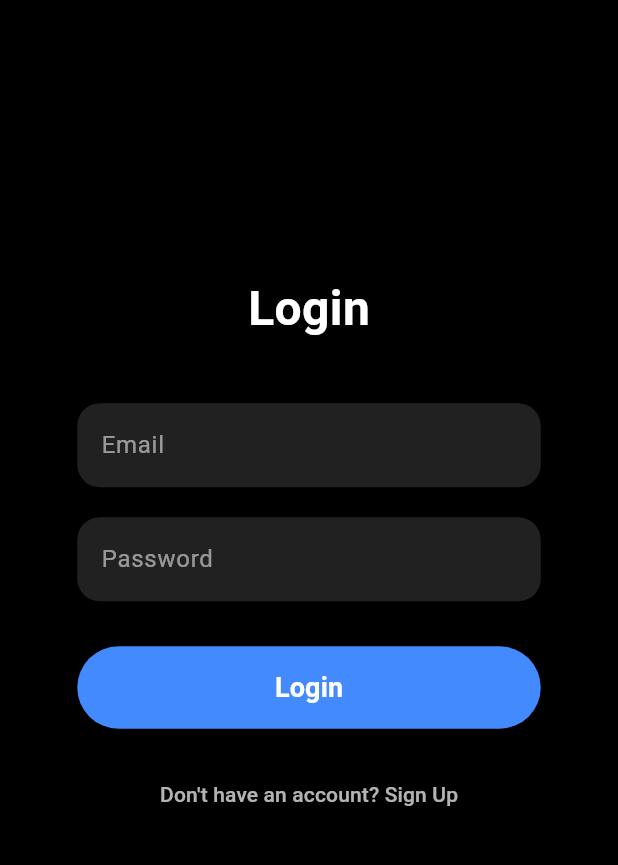
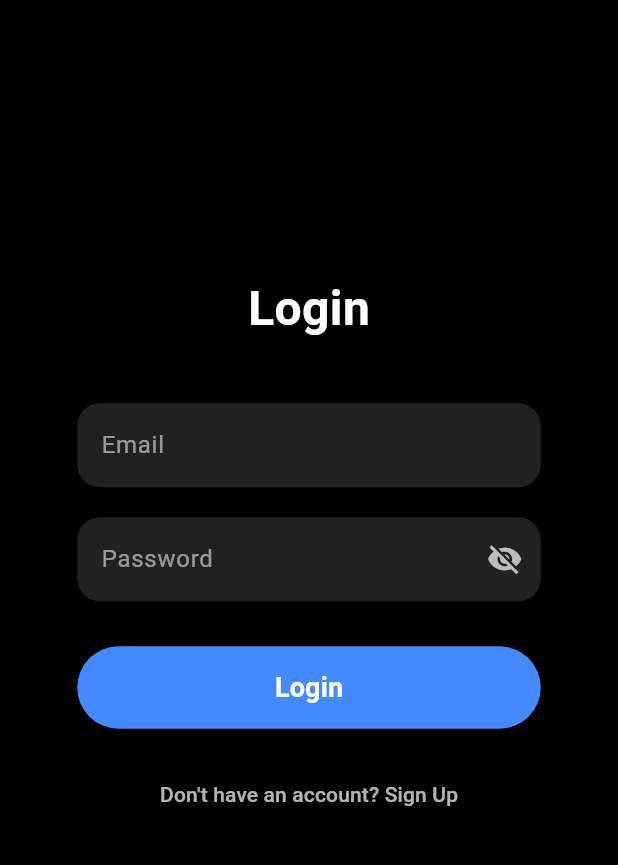
Before and after one commit to RUK692004/Bus_B_User, a Flutter app: the screen it shows after launch, after a tap on "Get Started", on a phone screen of 412 x 824 dp, the part 133-998 px from its top. Run offline on Flutter 3.47's test engine with Material 3 defaults, Android fonts, the phone set to English and light mode, and no system bars; our stand-ins replace cloud_firestore, firebase_auth, firebase_core, geolocator; accounts and stored records are empty; project files that could hold a hidden picture were left out.

Commit message:
login persistance solved

```diff
--- a/flutter_app/lib/main.dart
+++ b/flutter_app/lib/main.dart
@@ -1,6 +1,8 @@
 import 'package:flutter/material.dart';
 import 'package:firebase_core/firebase_core.dart';
+import 'package:firebase_auth/firebase_auth.dart';
 import 'package:flutter_app/screens/intro_screen.dart';
+import 'package:flutter_app/screens/bus_search_screen.dart';
 import 'firebase_options.dart';
 
 void main() async {
@@ -8,11 +10,25 @@ void main() async {
 
   await Firebase.initializeApp(options: DefaultFirebaseOptions.currentPlatform);
 
-  runApp(const MyApp());
+  User? user = FirebaseAuth.instance.currentUser;
+  Widget initialScreen = const IntroScreen();
+
+  if (user != null) {
+    final lastSignIn = user.metadata.lastSignInTime;
+    if (lastSignIn != null && DateTime.now().difference(lastSignIn).inDays >= 2) {
+      await FirebaseAuth.instance.signOut();
+    } else {
+      initialScreen = const BusSearchScreen();
+    }
+  }
+
+  runApp(MyApp(initialScreen: initialScreen));
 }
 
 class MyApp extends StatelessWidget {
-  const MyApp({super.key});
+  final Widget initialScreen;
+
+  const MyApp({super.key, required this.initialScreen});
 
   @override
   Widget build(BuildContext context) {
@@ -26,7 +42,7 @@ class MyApp extends StatelessWidget {
           primary: Colors.blueAccent,
         ),
       ),
-      home: const IntroScreen(),
+      home: initialScreen,
     );
   }
 }
--- a/flutter_app/lib/screens/login_screen.dart
+++ b/flutter_app/lib/screens/login_screen.dart
@@ -15,6 +15,7 @@ class _LoginScreenState extends State<LoginScreen> {
   final TextEditingController _passwordController = TextEditingController();
 
   bool _isLoading = false;
+  bool _obscurePassword = true;
   String? _errorMessage;
 
   @override
@@ -176,7 +177,7 @@ class _LoginScreenState extends State<LoginScreen> {
                           // Password Field
                           TextField(
                             controller: _passwordController,
-                            obscureText: true,
+                            obscureText: _obscurePassword,
                             style: const TextStyle(color: Colors.white),
                             decoration: InputDecoration(
                               hintText: "Password",
@@ -186,6 +187,19 @@ class _LoginScreenState extends State<LoginScreen> {
                               border: OutlineInputBorder(
                                 borderRadius: BorderRadius.circular(15),
                                 borderSide: BorderSide.none,
+                              ),
+                              suffixIcon: IconButton(
+                                icon: Icon(
+                                  _obscurePassword
+                                      ? Icons.visibility_off
+                                      : Icons.visibility,
+                                  color: Colors.white70,
+                                ),
+                                onPressed: () {
+                                  setState(() {
+                                    _obscurePassword = !_obscurePassword;
+                                  });
+                                },
                               ),
                             ),
                           ),
```
Also changed, not shown: flutter_app/lib/screens/bus_search_screen.dart (+12 -1 lines), flutter_app/lib/screens/settings_screen.dart (added, +61 -0 lines), 2 other files.
